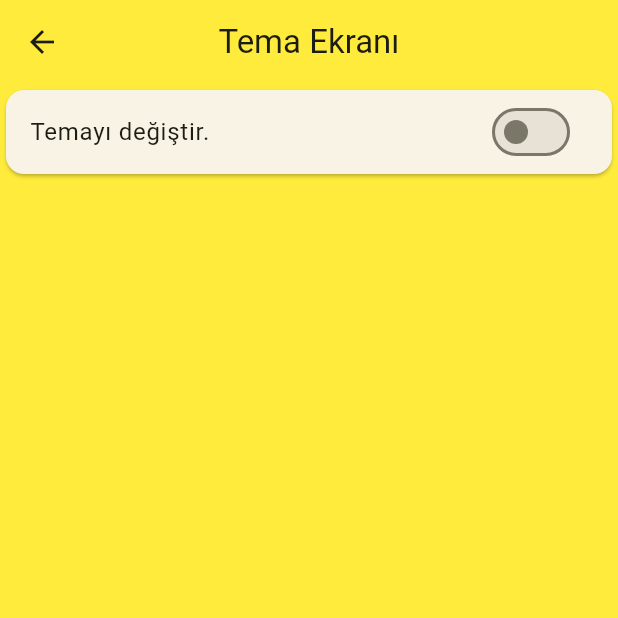
After one commit to 0Suphan0/get_it_done, a Flutter app: the screen it shows after launch, after a tap on the "settings" icon, on a phone screen of 412 x 824 dp, the top half of it. The commit adds this screen. Run offline on Flutter 3.47's test engine with Material 2 defaults, Android fonts, the phone set to English and light mode, and no system bars.

Commit message:
Stlss settings_page'in içersiine stful bir widget entegre edilerek localde yalnızca o kartta çalışan bir state yönetimi olusturuldu.. Sayfa stfull degil yalnızca widget stfull

```diff
--- a/lib/screens/home_page.dart
+++ b/lib/screens/home_page.dart
@@ -1,5 +1,6 @@
 import 'package:flutter/material.dart';
 import 'package:get_it_done/models/item_datas.dart';
+import 'package:get_it_done/screens/settings_page.dart';
 import 'package:get_it_done/widgets/item_card.dart';
 import 'package:provider/provider.dart';
 
@@ -17,6 +18,15 @@ class HomePage extends StatelessWidget {
     return Scaffold(
         floatingActionButtonLocation: FloatingActionButtonLocation.centerFloat,
         appBar: AppBar(
+          actions: [
+            IconButton(
+                onPressed: () {
+                  Navigator.push(context, MaterialPageRoute(builder: (context) {
+                    return SettingsPage();
+                  }));
+                },
+                icon: Icon(Icons.settings))
+          ],
           title: Text(appBarText,
               style: Theme.of(context).textTheme.headlineLarge),
           elevation: 2,
@@ -50,13 +60,15 @@ class HomePage extends StatelessWidget {
                             title: Provider.of<ItemData>(context, listen: false)
                                 .tasks[index]
                                 .title,
-                            isDone: Provider.of<ItemData>(context, listen: false)
+                            isDone:
+                                Provider.of<ItemData>(context, listen: false)
                                     .tasks[index]
                                     .isDone,
                             changeTick: (_) {
                               Provider.of<ItemData>(context, listen: false)
                                   .changeToggle(index);
-                            }, deleteTask: (_ ) {
+                            },
+                            deleteTask: (_) {
                               Provider.of<ItemData>(context, listen: false)
                                   .delete(index);
                             },
@@ -70,8 +82,8 @@ class HomePage extends StatelessWidget {
           onPressed: () {
             showModalBottomSheet(
                 isScrollControlled: true,
-                context: context, builder: (context) =>  const ItemAdder());
-
+                context: context,
+                builder: (context) => const ItemAdder());
           },
           child: const Icon(Icons.add),
         ));
--- /dev/null
+++ b/lib/screens/settings_page.dart
@@ -0,0 +1,39 @@
+import 'package:flutter/material.dart';
+
+class SettingsPage extends StatelessWidget {
+  SettingsPage({Key? key}) : super(key: key);
+
+  @override
+  Widget build(BuildContext context) {
+    return Scaffold(
+        appBar: AppBar(title: Text("Tema Ekranı"),centerTitle: true,),
+        backgroundColor: Theme.of(context).scaffoldBackgroundColor,
+        body: const SwitchCard());
+  }
+}
+
+class SwitchCard extends StatefulWidget {
+  const SwitchCard({Key? key}) : super(key: key);
+
+  @override
+  State<SwitchCard> createState() => _SwitchCardState();
+}
+
+class _SwitchCardState extends State<SwitchCard> {
+  bool _value =false;
+
+  @override
+  Widget build(BuildContext context) {
+    return Card(
+      child: SwitchListTile(
+        title: Text("Temayı değiştir."),
+        value: _value,
+        onChanged: (bool value) {
+          setState(() {
+            _value = value;
+          });
+        },
+      ),
+    );
+  }
+}
```
Lines whose indentation alone changed are shown as unchanged.
